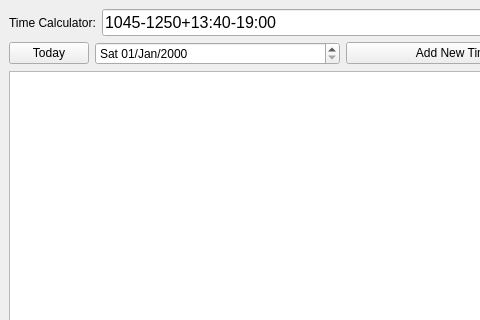
Qt form src/pyuac_browse.ui (develer-staff/pyuac) before a commit; both pictures show x 0 to 480 and y 0 to 320 of the 600 by 444 pixel window.
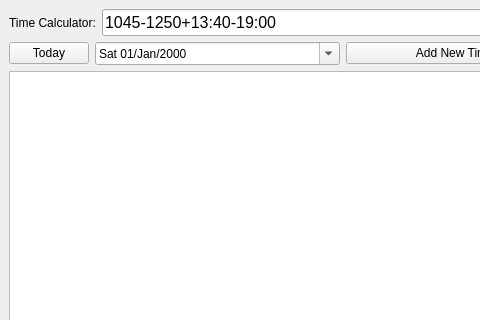
The same form after that commit. Icons and pictures are not drawn.

Commit message: Usa calendarPopup (Qt 4.2)

Diff of the .ui file:
```diff
--- a/src/pyuac_browse.ui
+++ b/src/pyuac_browse.ui
@@ -92,6 +92,9 @@
         <property name="displayFormat" >
          <string>ddd dd/MMM/yyyy</string>
         </property>
+        <property name="calendarPopup" >
+         <bool>true</bool>
+        </property>
        </widget>
       </item>
       <item>
```
Left out of the diff: 68 changed lines with no effect on the pictures. The commit also changes 1 other file.
